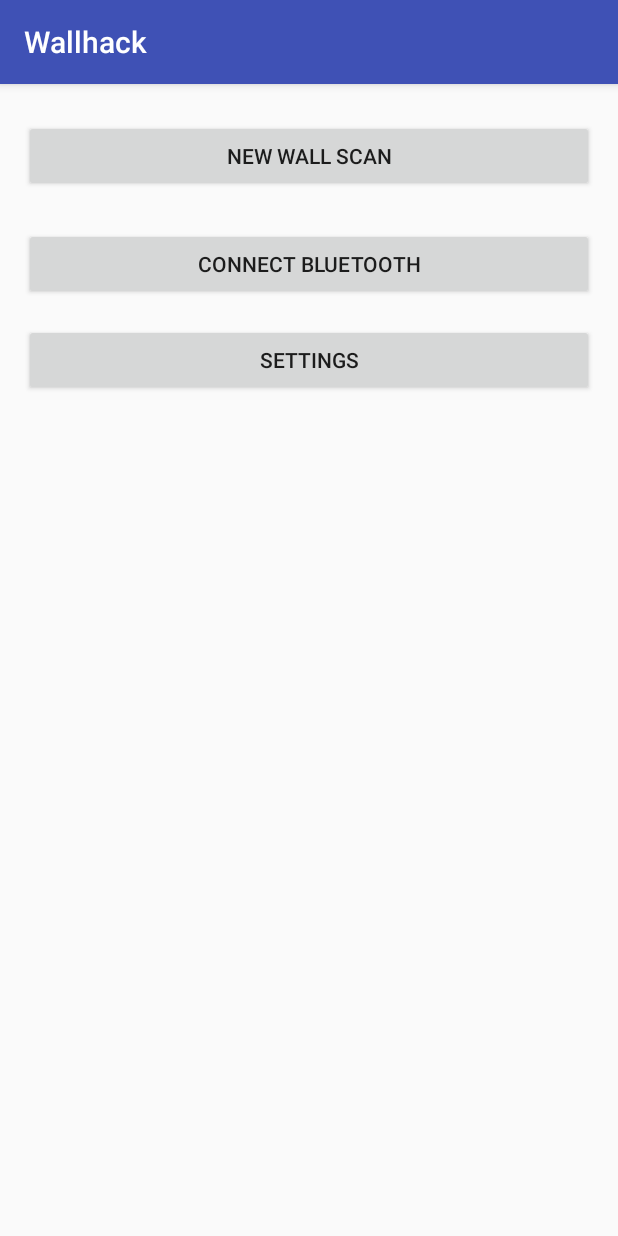
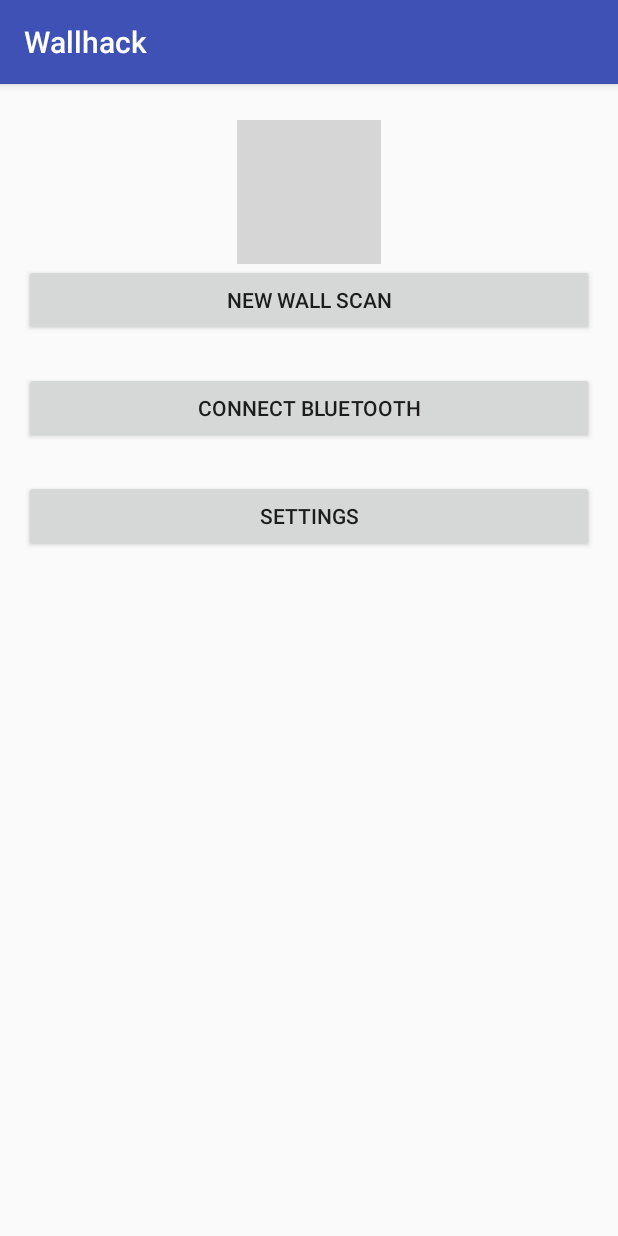
Before and after one commit to Nandez500/wallhack, an Android app: the screen it shows after launch (MainActivity), on a phone screen of 412 x 824 dp. Run offline under Robolectric (Android 15) with nearby library versions, the phone set to English and light mode, and no system bars; grey boxes are pictures that could not be loaded.

Commit message:
push local changes for collaboration

```diff
--- a/Android/app/src/main/java/utdallas/wallhack/MainActivity.java
+++ b/Android/app/src/main/java/utdallas/wallhack/MainActivity.java
@@ -33,11 +33,14 @@ public class MainActivity extends AppCompatActivity {
     ImageView imageView;
     private BluetoothAdapter mBluetoothAdapter;
 
+
     @Override
     protected void onCreate(Bundle savedInstanceState) {
         super.onCreate(savedInstanceState);
         setContentView(R.layout.activity_main);
         mBluetoothAdapter = BluetoothAdapter.getDefaultAdapter();
+        ImageView logo = (ImageView) findViewById(R.id.imageView2);
+        logo.setImageResource(R.drawable.wallhack_logo);
     }
 
     public void startBluetooth (View view) {
--- a/Android/app/src/main/res/layout/activity_main.xml
+++ b/Android/app/src/main/res/layout/activity_main.xml
@@ -4,7 +4,8 @@
     xmlns:tools="http://schemas.android.com/tools"
     android:layout_width="match_parent"
     android:layout_height="match_parent"
-    tools:context="utdallas.wallhack.MainActivity">
+    tools:context="utdallas.wallhack.MainActivity"
+    tools:layout_editor_absoluteY="81dp">
 
     <Button
         android:id="@+id/new_wall_scan"
@@ -12,12 +13,12 @@
         android:layout_height="wrap_content"
         android:layout_marginEnd="16dp"
         android:layout_marginStart="16dp"
-        android:layout_marginTop="24dp"
         android:onClick="takePicture"
         android:text="@string/scan_start"
         app:layout_constraintEnd_toEndOf="parent"
+        app:layout_constraintHorizontal_bias="0.0"
         app:layout_constraintStart_toStartOf="parent"
-        app:layout_constraintTop_toTopOf="parent" />
+        app:layout_constraintTop_toBottomOf="@+id/imageView2" />
 
     <Button
         android:id="@+id/bluetoothBtn"
@@ -38,7 +39,7 @@
         android:layout_height="wrap_content"
         android:layout_marginEnd="16dp"
         android:layout_marginStart="16dp"
-        android:layout_marginTop="16dp"
+        android:layout_marginTop="24dp"
         android:text="Settings"
         app:layout_constraintEnd_toEndOf="parent"
         app:layout_constraintHorizontal_bias="0.498"
@@ -47,4 +48,14 @@
         app:layout_constraintStart_toStartOf="parent"
         app:layout_constraintTop_toBottomOf="@+id/bluetoothBtn" />
 
+    <ImageView
+        android:id="@+id/imageView2"
+        android:layout_width="wrap_content"
+        android:layout_height="wrap_content"
+        android:layout_marginTop="24dp"
+        app:layout_constraintEnd_toEndOf="parent"
+        app:layout_constraintStart_toStartOf="parent"
+        app:layout_constraintTop_toTopOf="parent"
+        app:srcCompat="@android:color/transparent" />
+
 </android.support.constraint.ConstraintLayout>
```
Also changed, not shown: Android/app/src/main/java/utdallas/wallhack/DrawingActivity.java (+76 -31 lines), Android/app/src/main/java/utdallas/wallhack/WallData.java (added, +76 -0 lines), Android/app/src/main/res/layout/activity_drawing.xml (+15 -3 lines), 1 other file.
